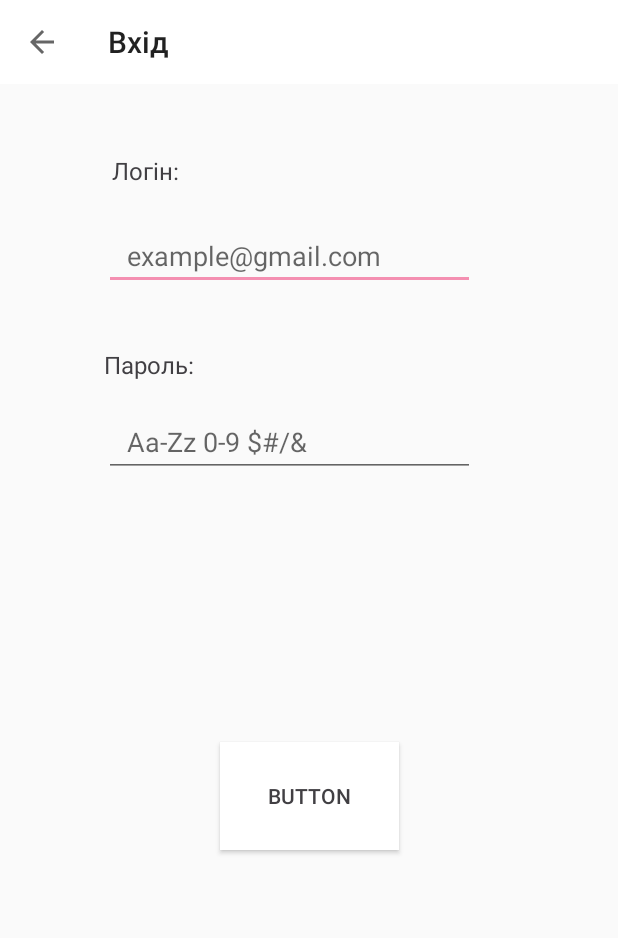
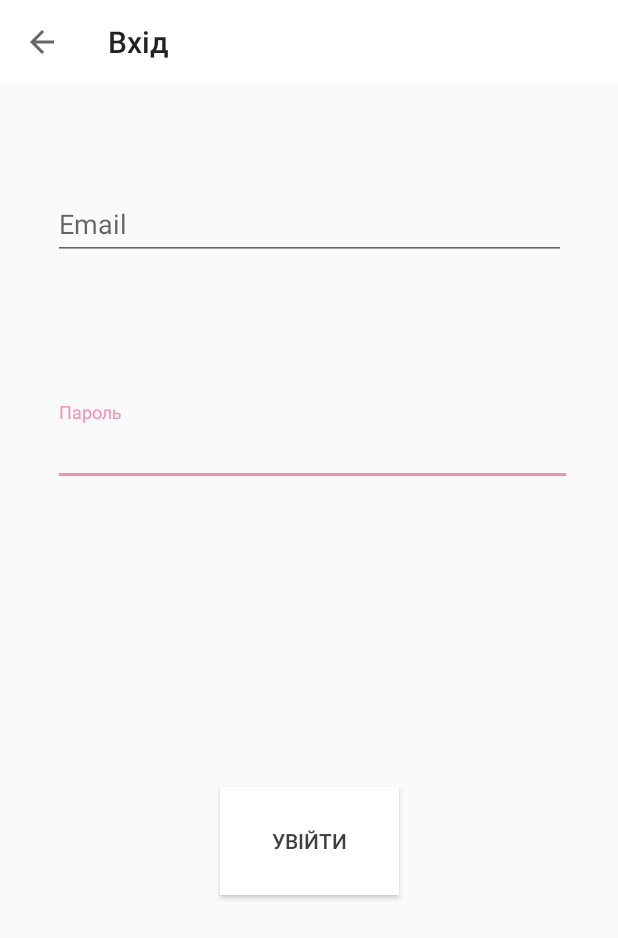
Before and after one commit to FoxsTail/qr_client, an Android app: the LogInActivity screen opened directly, with no data from a screen before it, on a phone screen of 412 x 824 dp. Shown: the top 938 px of the screen. Run offline under Robolectric (Android 15) with nearby library versions, the phone set to English and light mode, and no system bars; libraries missing offline, so code that uses them is left out: lombok.extern.java, org.apache.commons, org.chalup.microorm, org.springframework.http, org.springframework.web.

Commit message:
Login validation

```diff
--- a/app/src/main/java/com/lis/qr_client/activity/LogInActivity.java
+++ b/app/src/main/java/com/lis/qr_client/activity/LogInActivity.java
@@ -6,6 +6,7 @@ import android.content.Intent;
 import android.content.res.Resources;
 import android.database.Cursor;
 import android.database.sqlite.SQLiteDatabase;
+import android.support.design.widget.TextInputLayout;
 import android.support.v7.app.AppCompatActivity;
 import android.os.Bundle;
 import android.support.v7.widget.Toolbar;
@@ -28,11 +29,18 @@ import org.springframework.web.client.RestTemplate;
 
 import java.util.HashSet;
 import java.util.Set;
+import java.util.regex.Matcher;
+import java.util.regex.Pattern;
 
 @Log
 public class LogInActivity extends AppCompatActivity implements View.OnClickListener {
     public static final String PREFERENCE_SAVE_USER = "save_user";
-    public static final String PREFERENCE_IS_USER_SAVED= "is_user_saved";
+    public static final String PREFERENCE_IS_USER_SAVED = "is_user_saved";
+
+
+    private static final String EMAIL_PATTERN = "^[a-zA-Z0-9#_~!$&'()*+,;=:.\"(),:;<>@\\[\\]\\\\]+@[a-zA-Z0-9-]+(\\.[a-zA-Z0-9-]+)*$";
+    private Pattern pattern = Pattern.compile(EMAIL_PATTERN);
+    private Matcher matcher;
 
     private Toolbar toolbar;
     private EditText et_email, et_password;
@@ -42,6 +50,8 @@ public class LogInActivity extends AppCompatActivity implements View.OnClickList
     SQLiteDatabase sqLiteDatabase;
 
     Utility utility = new Utility();
+    private TextInputLayout email_wrapper;
+    private TextInputLayout password_wrapper;
 
     @Override
     protected void onCreate(Bundle savedInstanceState) {
@@ -54,7 +64,7 @@ public class LogInActivity extends AppCompatActivity implements View.OnClickList
 
 
         super.onCreate(savedInstanceState);
-        setContentView(R.layout.activity_log_in);
+        setContentView(R.layout.activity_log_in_test);
 
         //----set db
         dbHelper = new DBHelper(this);
@@ -71,8 +81,9 @@ public class LogInActivity extends AppCompatActivity implements View.OnClickList
         }
 
         //----set views
-        et_email = findViewById(R.id.et_email);
-        et_password = findViewById(R.id.et_password);
+        email_wrapper = findViewById(R.id.email_wrapper);
+        password_wrapper = findViewById(R.id.password_wrapper);
+
 
         btn_log_in_the_app = findViewById(R.id.btn_log_in_the_app);
         btn_log_in_the_app.setOnClickListener(this);
@@ -84,28 +95,34 @@ public class LogInActivity extends AppCompatActivity implements View.OnClickList
     public void onClick(View v) {
         switch (v.getId()) {
             case R.id.btn_log_in_the_app: {
+
                 log.info("---Trying to log in the system---");
 
-                String email = et_email.getText().toString();
-                String password = et_password.getText().toString();
 
-                /*check if fields are not null*/
-                if (email.equals("")) {
-                    Toast.makeText(this, getString(R.string.toast_enter_email), Toast.LENGTH_SHORT).show();
-                } else if (password.equals("")) {
-                    Toast.makeText(this, getString(R.string.toast_enter_password), Toast.LENGTH_SHORT).show();
 
+                /*email password validation*/
+
+                String email = email_wrapper.getEditText().getText().toString();
+                String password = password_wrapper.getEditText().getText().toString();
+
+                if (!validateEmail(email)) {
+                    password_wrapper.setErrorEnabled(false);
+                    email_wrapper.setError(getString(R.string.error_validation_email));
+                } else if (!validatePassword(password)) {
+                    email_wrapper.setErrorEnabled(false);
+                    password_wrapper.setError(getString(R.string.error_validation_password));
                 } else {
+                    email_wrapper.setErrorEnabled(false);
+                    password_wrapper.setErrorEnabled(false);
 
-                /*email and password validation*/
-
+                    /*ok, check user data*/
                     String table_name = "user";
 
-                //TODO: add is first logging
                      /*check in sqlite*/
                     SQLiteDatabase db = dbHelper.getWritableDatabase();
-                    Cursor cursor = db.query(table_name, null, "email=?", new String[]{email},
-                            null, null, null, null);
+
+                    Cursor cursor = db.rawQuery("select * from user where email=? and password=?",
+                            new String[]{email, password});
 
                     if (!cursor.moveToFirst() || cursor.getCount() == 0) {
 
@@ -114,21 +131,12 @@ public class LogInActivity extends AppCompatActivity implements View.OnClickList
                         checkLoginAtServer(table_name, email, password);
 
                     } else {
-
                         log.info("Cursor is ok");
-                        User user = Utility.cursorToUser(cursor);
-                            if (user != null && user.getEmail().equals(email) && user.getPassword().equals(password)) {
-                                log.info("User is ok");
-                                log.info("From SQLite");
+                        utility.logCursor(cursor, "test");
                                 /*ok, load new page*/
                         Intent intent = new Intent(this, MainMenuActivity.class);
                         startActivity(intent);
 
-                            } else {
-                                log.info("User is null or data is incorrect, checking at the server");
-                                 /*if nothing found look at server*/
-                                checkLoginAtServer(table_name, email, password);
-                            }
                     }
                 }
 
@@ -151,4 +159,14 @@ public class LogInActivity extends AppCompatActivity implements View.OnClickList
                 new User(email, password));
         oneDbManager.runAsyncOneDbManager();
     }
+
+
+    public boolean validateEmail(String email) {
+        matcher = pattern.matcher(email);
+        return matcher.matches();
     }
+
+    public boolean validatePassword(String password) {
+        return password.length() >= 5;
+    }
+}
--- a/app/src/main/res/layout/activity_log_in.xml
+++ b/app/src/main/res/layout/activity_log_in.xml
@@ -15,7 +15,7 @@
             android:layout_marginTop="97dp" android:layout_marginLeft="69dp"
             app:layout_constraintLeft_toLeftOf="parent" android:textSize="16sp" android:padding="5dp"
             android:textColor="@color/colorDark"/>
-    <EditText
+    <!--<EditText
             android:layout_width="247dp"
             android:layout_height="45dp"
             android:inputType="textEmailAddress"
@@ -26,7 +26,7 @@
             android:layout_marginLeft="69dp" app:layout_constraintLeft_toLeftOf="parent"
             android:layout_marginTop="18dp" app:layout_constraintTop_toBottomOf="@+id/tv_label_login"
             android:hint="@string/email_example"
-            android:maxLength="50"/>
+            android:maxLength="50"/>-->
 
     <TextView
             android:text="@string/password"
@@ -36,7 +36,7 @@
             android:layout_marginTop="232dp" android:layout_marginLeft="69dp"
             app:layout_constraintLeft_toLeftOf="parent" android:textSize="16sp" android:textColor="@color/colorDark"/>
 
-    <EditText
+  <!--  <EditText
             android:layout_width="247dp"
             android:layout_height="46dp"
             android:inputType="textPassword"
@@ -45,7 +45,7 @@
             android:id="@+id/et_password" android:layout_marginTop="18dp"
             app:layout_constraintTop_toBottomOf="@+id/tv_label_password" android:layout_marginLeft="69dp"
             app:layout_constraintLeft_toLeftOf="parent"
-            android:hint="@string/password_example" android:maxLength="20"/>
+            android:hint="@string/password_example" android:maxLength="20"/>-->
 
     <Button
             android:text="Button"
--- /dev/null
+++ b/app/src/main/res/layout/activity_log_in_test.xml
@@ -0,0 +1,62 @@
+<?xml version="1.0" encoding="utf-8"?>
+<android.support.constraint.ConstraintLayout
+        xmlns:android="http://schemas.android.com/apk/res/android"
+        xmlns:tools="http://schemas.android.com/tools"
+        xmlns:app="http://schemas.android.com/apk/res-auto"
+        android:layout_width="match_parent"
+        android:layout_height="match_parent"
+        tools:context="com.lis.qr_client.activity.LogInActivity" android:background="@color/colorLightGrey"
+        app:layout_constraintHorizontal_weight="100" app:layout_constraintVertical_weight="100">
+
+    <include android:id="@+id/toolbar" layout="@layout/toolbar"/>
+
+    <android.support.design.widget.TextInputLayout android:layout_width="342dp"
+                                                   android:layout_height="95dp"
+                                                   android:hint="@string/password"
+                                                   android:id="@+id/password_wrapper"
+                                                   android:layout_marginStart="8dp"
+                                                   android:layout_marginTop="55dp"
+                                                   app:layout_constraintTop_toBottomOf="@+id/email_wrapper"
+                                                   android:layout_marginLeft="36dp"
+                                                   app:layout_constraintLeft_toLeftOf="parent"
+                                                   android:layout_marginRight="8dp"
+                                                   app:layout_constraintRight_toRightOf="parent">
+
+        <EditText android:layout_width="368dp" android:layout_height="wrap_content" android:id="@+id/et_password"
+                  tools:layout_editor_absoluteY="60dp" tools:layout_editor_absoluteX="8dp"
+
+        />
+    </android.support.design.widget.TextInputLayout>
+
+
+    <android.support.design.widget.TextInputLayout android:layout_width="342dp"
+                                                   android:layout_height="95dp"
+                                                   android:hint="@string/email"
+                                                   android:id="@+id/email_wrapper"
+                                                   android:layout_marginStart="8dp"
+                                                   app:layout_constraintTop_toTopOf="parent"
+                                                   android:layout_marginTop="117dp" android:layout_marginLeft="8dp"
+                                                   app:layout_constraintLeft_toLeftOf="parent"
+                                                   android:layout_marginRight="8dp"
+                                                   app:layout_constraintRight_toRightOf="parent">
+
+        <EditText android:layout_width="match_parent" android:layout_height="wrap_content" android:id="@+id/et_email"
+        />
+    </android.support.design.widget.TextInputLayout>
+
+
+    <Button
+            android:text="@string/to_log_in"
+            android:layout_width="119dp"
+            android:layout_height="72dp" android:id="@+id/btn_log_in_the_app"
+            android:background="@drawable/ripple" android:padding="@dimen/button_padding"
+            android:textColor="@color/colorDark"
+            android:layout_marginLeft="8dp"
+            app:layout_constraintLeft_toLeftOf="parent" android:layout_marginRight="8dp"
+            app:layout_constraintRight_toRightOf="parent" app:layout_constraintBottom_toBottomOf="parent"
+            android:layout_marginBottom="74dp" app:layout_constraintHorizontal_bias="0.502"
+            android:layout_marginTop="8dp"
+            app:layout_constraintTop_toBottomOf="@+id/password_wrapper" android:layout_marginStart="8dp"
+            android:layout_marginEnd="8dp"/>
+
+</android.support.constraint.ConstraintLayout>
--- a/app/src/main/res/values/strings.xml
+++ b/app/src/main/res/values/strings.xml
@@ -16,8 +16,8 @@
     <string name="all">Все</string>
     <string name="sync">Синхронізувати</string>
     <string name="next">Далі</string>
-    <string name="password">Пароль:</string>
-    <string name="email">Email:</string>
+    <string name="password">Пароль</string>
+    <string name="email">Email</string>
     <string name="name">Ім\'я:</string>
     <string name="del">Видалити</string>
     <string name="equipments">Тест</string>
@@ -74,7 +74,7 @@
     <string name="sign_up">Реєстрація</string>
     <string name="login">Логін:</string>
     <string name="email_example">example@gmail.com</string>
-    <string name="password_example"><![CDATA[Aa-Zz 0-9 $#/&]]></string>
+    <string name="password_example">8-16 max</string>
     <string name="toast_enter_email">Введіть email!</string>
     <string name="toast_enter_password">Введіть пароль!</string>
     <string name="ok_loading">Завантажую профіль...</string>
@@ -84,4 +84,8 @@
     <string name="connection_error">Помилка підключення!</string>
     <string name="try_again">Спробуйте ще раз.</string>
     <string name="log_out">Вихід</string>
+    <string name="to_log_in">Увійти</string>
+    <string name="error_validation_email">Email введено з помилкою</string>
+    <string name="error_validation_password">Занадто короткий пароль</string>
+
 </resources>
--- a/app/src/main/res/values/styles.xml
+++ b/app/src/main/res/values/styles.xml
@@ -21,4 +21,8 @@
         <item name="android:dropDownVerticalOffset">4.0dip</item>
     </style>
 
+    <style name="TextAppearance.Design.Hint." parent="TextAppearance.Design.Hint.">
+        <item name="android:textSize">16dp</item>
+    </style>
+
 </resources>
```
Also changed, not shown: 1 other file. Lines whose indentation alone changed are shown as unchanged.
